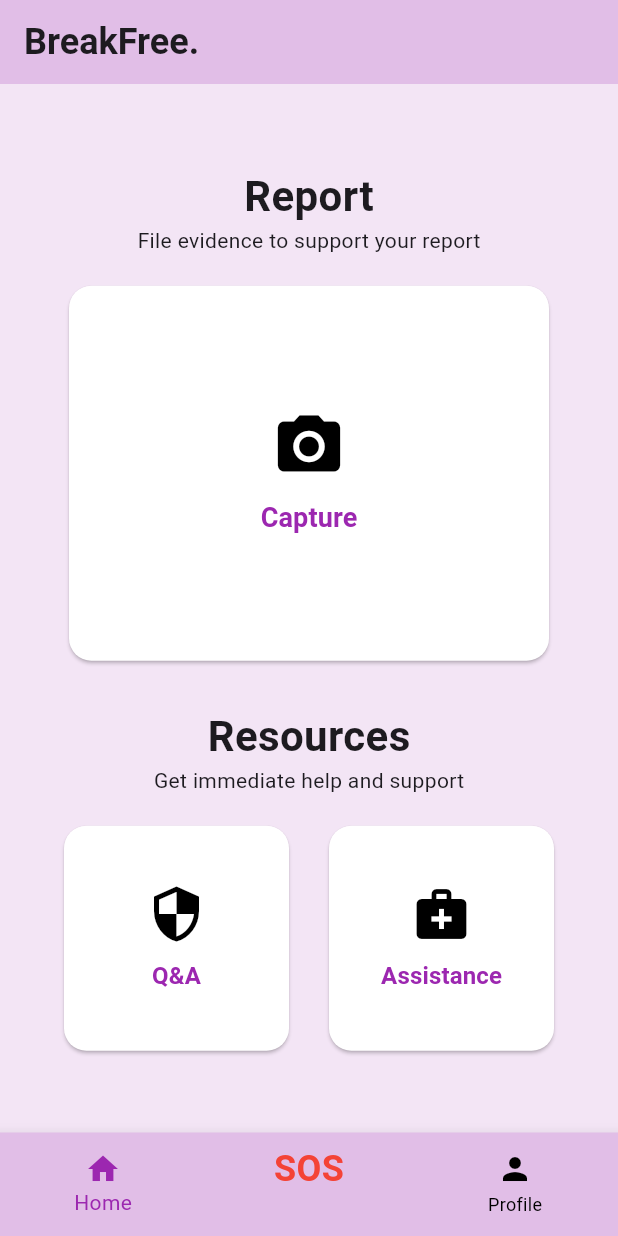
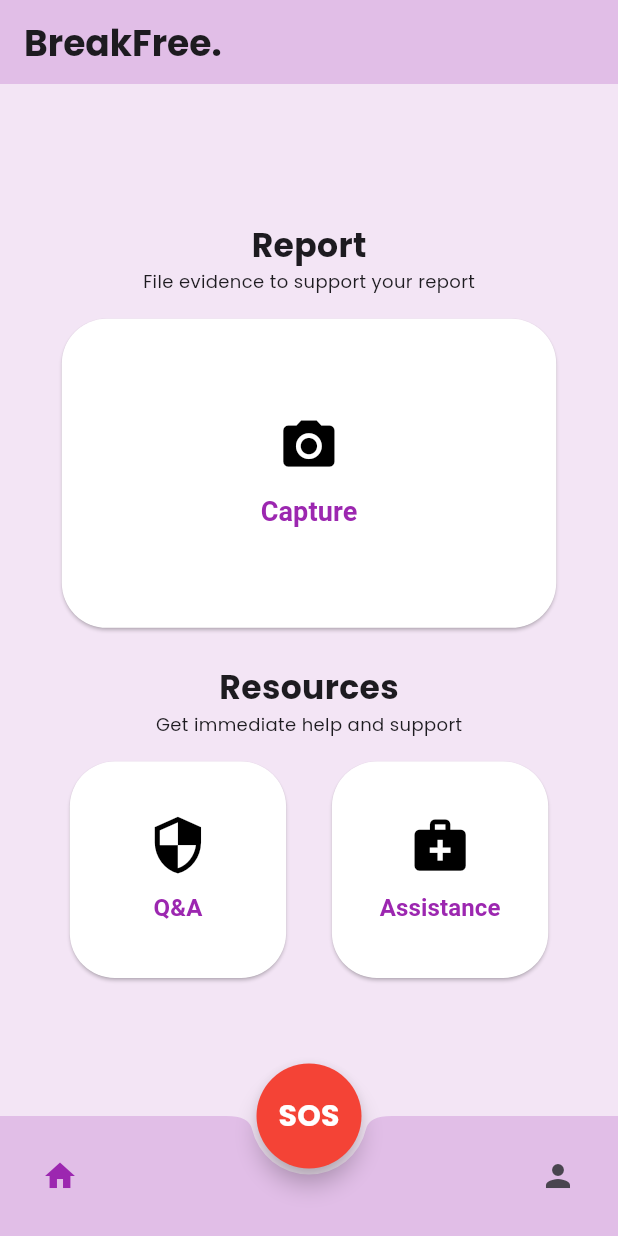
Before and after one commit to husnaezzah/BreakFree, a Flutter app: the screen it shows after launch, on a phone screen of 412 x 824 dp. Run offline on Flutter 3.47's test engine with Material 3 defaults, Android fonts, the phone set to English and light mode, and no system bars; our stand-ins replace google_fonts, image_picker.

Commit message:
Update home_page.dart

```diff
--- a/lib/home_page.dart
+++ b/lib/home_page.dart
@@ -1,17 +1,20 @@
 import 'package:flutter/material.dart';
+import 'package:google_fonts/google_fonts.dart';
 import 'qa_page.dart'; // Import the Q&A page
-import 'assistance_page.dart'; // Import the Assistance page
 
 class HomePage extends StatelessWidget {
   @override
   Widget build(BuildContext context) {
+    final double screenWidth = MediaQuery.of(context).size.width;
+    final double screenHeight = MediaQuery.of(context).size.height;
+
     return Scaffold(
       backgroundColor: Colors.purple[50],
       appBar: AppBar(
         backgroundColor: Colors.purple[100],
         title: Text(
           'BreakFree.',
-          style: TextStyle(fontSize: 24, fontWeight: FontWeight.bold),
+          style: GoogleFonts.poppins(fontSize: 24, fontWeight: FontWeight.bold),
         ),
       ),
       body: Center(
@@ -23,15 +26,18 @@ class HomePage extends StatelessWidget {
               // Report Section
               Text(
                 'Report',
-                style: TextStyle(fontSize: 28, fontWeight: FontWeight.bold),
+                style: GoogleFonts.poppins(fontSize: 22, fontWeight: FontWeight.bold),
               ),
-              Text('File evidence to support your report'),
-              SizedBox(height: 20),
+              Text(
+                'File evidence to support your report',
+                style: GoogleFonts.poppins(fontSize: 12),
+              ),
+              SizedBox(height: screenHeight * 0.02),
 
-              // Larger Capture Button
+              // Capture Button with Responsive Width and Height
               Container(
-                width: 320, // Increased width
-                height: 250, // Increased height
+                width: screenWidth * 0.8,
+                height: screenHeight * 0.25,
                 child: ElevatedButton(
                   onPressed: () {
                     Navigator.pushNamed(context, '/capture');
@@ -40,7 +46,7 @@ class HomePage extends StatelessWidget {
                     foregroundColor: Colors.purple,
                     backgroundColor: Colors.white,
                     shape: RoundedRectangleBorder(
-                      borderRadius: BorderRadius.circular(15),
+                      borderRadius: BorderRadius.circular(30),
                     ),
                     padding: EdgeInsets.all(10),
                   ),
@@ -49,14 +55,14 @@ class HomePage extends StatelessWidget {
                     children: [
                       Icon(
                         Icons.camera_alt,
-                        size: 50, // Larger icon
+                        size: screenWidth * 0.1,
                         color: Colors.black,
                       ),
                       SizedBox(height: 10),
                       Text(
                         'Capture',
-                        style: TextStyle(
-                          fontSize: 18, // Larger text
+                        style: GoogleFonts.roboto(
+                          fontSize: 18,
                           color: Colors.purple,
                           fontWeight: FontWeight.bold,
                         ),
@@ -65,15 +71,18 @@ class HomePage extends StatelessWidget {
                   ),
                 ),
               ),
-              SizedBox(height: 30),
+              SizedBox(height: screenHeight * 0.03),
 
               // Resources Section
               Text(
                 'Resources',
-                style: TextStyle(fontSize: 28, fontWeight: FontWeight.bold),
+                style: GoogleFonts.poppins(fontSize: 22, fontWeight: FontWeight.bold),
               ),
-              Text('Get immediate help and support'),
-              SizedBox(height: 20),
+              Text(
+                'Get immediate help and support',
+                style: GoogleFonts.poppins(fontSize: 12),
+              ),
+              SizedBox(height: screenHeight * 0.02),
 
               // Row for Q&A and Assistance Buttons
               Row(
@@ -84,12 +93,14 @@ class HomePage extends StatelessWidget {
                     Icons.security,
                     'Q&A',
                     '/qa',
+                    screenWidth,
                   ),
                   _buildOptionButton(
                     context,
                     Icons.medical_services,
                     'Assistance',
-                    '/assistance', // Ensure this is the correct route
+                    '/assistance',
+                    screenWidth,
                   ),
                 ],
               ),
@@ -97,67 +108,75 @@ class HomePage extends StatelessWidget {
           ),
         ),
       ),
-      bottomNavigationBar: BottomNavigationBar(
-        backgroundColor: Colors.purple[100],
-        selectedItemColor: Colors.purple,
-        unselectedItemColor: Colors.black,
-        onTap: (int index) {
-          if (index == 2) {
-            Navigator.pushNamed(context, '/profile');
-          } else if (index == 1) {
+
+      // Centered SOS button with Text instead of Icon
+      floatingActionButton: SizedBox(
+        width: 70,
+        height: 70,
+        child:
+      FloatingActionButton(
+        onPressed: () {
           Navigator.pushNamed(context, '/sos');
-          }
         },
-        items: [
-          BottomNavigationBarItem(
-            icon: Icon(Icons.home),
-            label: 'Home',
-          ),
-          BottomNavigationBarItem(
-            icon: Text(
+        backgroundColor: Colors.red,
+        shape: CircleBorder(),
+        child: Text(
           'SOS',
-              style: TextStyle(
-                color: Colors.red,
-                fontSize: 24,
+          style: GoogleFonts.poppins(
+            fontSize: 20,
+            color: Colors.white,
             fontWeight: FontWeight.bold,
           ),
         ),
-            label: '',
       ),
-          BottomNavigationBarItem(
+      ),
+      floatingActionButtonLocation: FloatingActionButtonLocation.centerDocked,
+
+      bottomNavigationBar: BottomAppBar(
+        color: Colors.purple[100],
+        shape: CircularNotchedRectangle(),
+        child: Padding(
+          padding: const EdgeInsets.symmetric(vertical: 8.0),
+          child: Row(
+            mainAxisAlignment: MainAxisAlignment.spaceBetween,
+            children: [
+              IconButton(
+                icon: Icon(Icons.home, color: Colors.purple),
+                onPressed: () {
+                  Navigator.pushNamed(context, '/home');
+                },
+              ),
+              SizedBox(width: 40), // Space for the SOS button in the center
+              IconButton(
                 icon: Icon(Icons.person),
-            label: 'Profile',
+                onPressed: () {
+                  Navigator.pushNamed(context, '/profile');
+                },
               ),
             ],
+          ),
+        ),
       ),
     );
   }
 
-  Widget _buildOptionButton(BuildContext context, IconData icon, String label, String route) {
+  Widget _buildOptionButton(BuildContext context, IconData icon, String label, String route, double screenWidth) {
     return Container(
-      width: 150, // Standard width
-      height: 150, // Standard height
+      width: screenWidth * 0.35,
+      height: screenWidth * 0.35,
       child: ElevatedButton(
         onPressed: () {
           if (route == '/qa') {
-            Navigator.push(
-              context,
-              MaterialPageRoute(builder: (context) => QAPage()), // Navigate to Q&A page
-            );
-          } else if (route == '/assistance') {
-            Navigator.push(
-              context,
-              MaterialPageRoute(builder: (context) => AssistancePage()), // Navigate to Assistance page
-            );
+            Navigator.push(context, MaterialPageRoute(builder: (context) => QAPage()));
           } else {
-            Navigator.pushNamed(context, route); // Navigate to other pages
+            Navigator.pushNamed(context, route);
           }
         },
         style: ElevatedButton.styleFrom(
           foregroundColor: Colors.purple,
           backgroundColor: Colors.white,
           shape: RoundedRectangleBorder(
-            borderRadius: BorderRadius.circular(15),
+            borderRadius: BorderRadius.circular(30),
           ),
           padding: EdgeInsets.all(10),
         ),
@@ -166,13 +185,13 @@ class HomePage extends StatelessWidget {
           children: [
             Icon(
               icon,
-              size: 40,
+              size: screenWidth * 0.1,
               color: Colors.black,
             ),
             SizedBox(height: 10),
             Text(
               label,
-              style: TextStyle(
+              style: GoogleFonts.roboto(
                 fontSize: 16,
                 color: Colors.purple,
                 fontWeight: FontWeight.bold,
```
Lines whose indentation alone changed are shown as unchanged.
